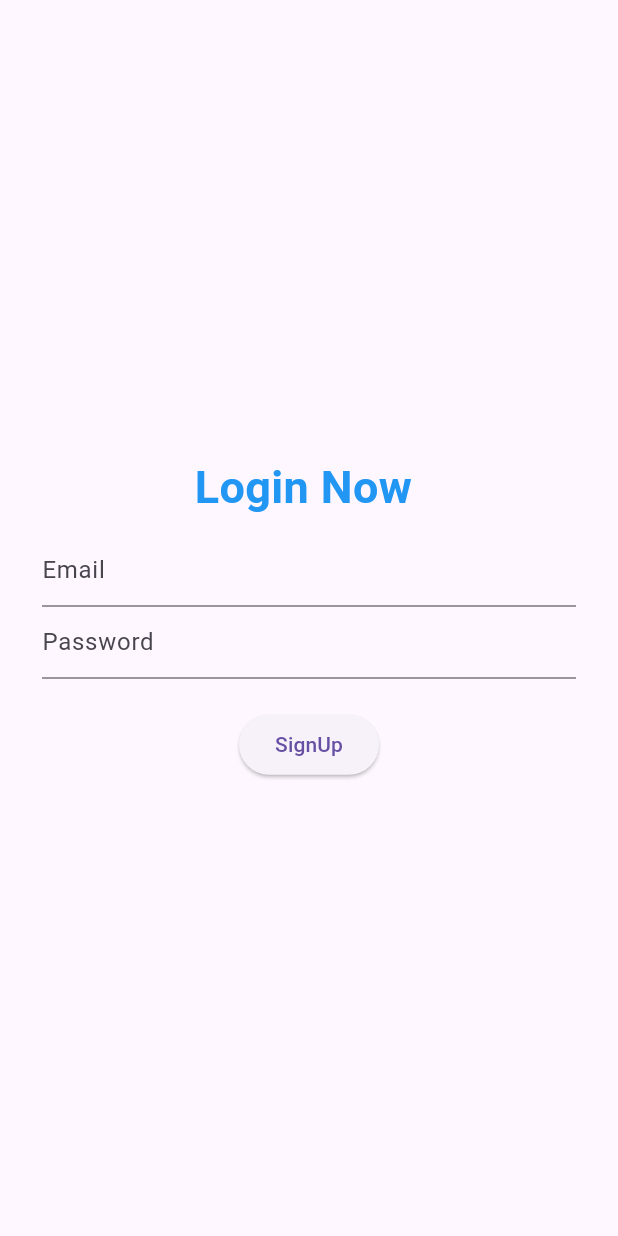
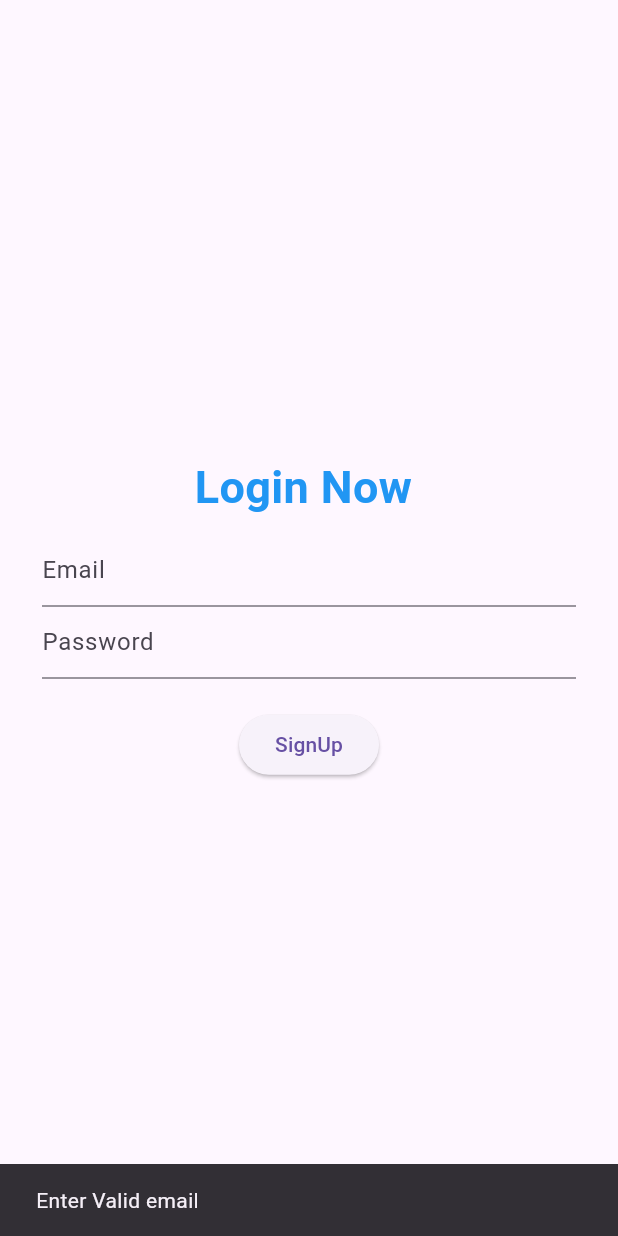
Before and after one commit to robindevelops/Learning-Bloc, a Flutter app: the LoginPage screen opened directly, after a tap on "SignUp", on a phone screen of 412 x 824 dp. Run offline on Flutter 3.47's test engine with Material 3 defaults, Android fonts, the phone set to English and light mode, and no system bars; our stand-ins replace bloc, flutter_bloc.

Commit message:
Bloc Implemented

```diff
--- a/lib/Inc_dec_page.dart
+++ b/lib/CubitFolder/Inc_dec_page.dart
@@ -1,5 +1,5 @@
 import 'package:flutter/material.dart';
-import 'package:flutter_application_1/cubit/counter_cubit.dart';
+import 'package:flutter_application_1/CubitFolder/cubit/counter_cubit.dart';
 import 'package:flutter_bloc/flutter_bloc.dart';
 
 class IncDecPage extends StatefulWidget {
--- a/lib/counter_page.dart
+++ b/lib/CubitFolder/counter_page.dart
@@ -1,6 +1,6 @@
 import 'package:flutter/material.dart';
-import 'package:flutter_application_1/Inc_dec_page.dart';
-import 'package:flutter_application_1/cubit/counter_cubit.dart';
+import 'package:flutter_application_1/CubitFolder/Inc_dec_page.dart';
+import 'package:flutter_application_1/CubitFolder/cubit/counter_cubit.dart';
 import 'package:flutter_bloc/flutter_bloc.dart';
 
 class CounterPage extends StatefulWidget {
@@ -17,7 +17,7 @@ class _CounterPageState extends State<CounterPage> {
 
     return Scaffold(
       appBar: AppBar(
-        title: Text('Counter App'),
+        title: const Text('Counter App'),
       ),
       body: Center(
         child: Column(
--- /dev/null
+++ b/lib/bloc/auth_bloc.dart
@@ -0,0 +1,25 @@
+// ignore_for_file: depend_on_referenced_packages
+
+import 'package:bloc/bloc.dart';
+import 'package:meta/meta.dart';
+
+part 'auth_event.dart';
+part 'auth_state.dart';
+
+class AuthBloc extends Bloc<AuthEvent, AuthState> {
+  AuthBloc() : super(AuthInitial()) {
+    on<LoginRequsted>(
+      (event, emit) {
+        final email = event.email;
+        final password = event.password;
+        if (!email.contains('@')) {
+          emit(AuthFailture("Enter Valid email"));
+        } else if (password.length < 6) {
+          emit(AuthFailture("Password is less Than 6"));
+        } else {
+          emit(AuthSuceess("Hurray Login Success"));
+        }
+      },
+    );
+  }
+}
--- /dev/null
+++ b/lib/bloc/auth_event.dart
@@ -0,0 +1,11 @@
+part of 'auth_bloc.dart';
+
+@immutable
+sealed class AuthEvent {}
+
+class LoginRequsted extends AuthEvent {
+  final String email;
+  final String password;
+
+  LoginRequsted({required this.email, required this.password});
+}
--- /dev/null
+++ b/lib/bloc/auth_state.dart
@@ -0,0 +1,18 @@
+part of 'auth_bloc.dart';
+
+@immutable
+sealed class AuthState {}
+
+final class AuthInitial extends AuthState {}
+
+class AuthFailture extends AuthState {
+  final String message;
+
+  AuthFailture(this.message);
+}
+
+class AuthSuceess extends AuthState {
+  final String message;
+
+  AuthSuceess(this.message);
+}
--- a/lib/login_screen.dart
+++ b/lib/login_screen.dart
@@ -1,7 +1,8 @@
 // ignore_for_file: prefer_const_constructors
 
 import 'package:flutter/material.dart';
-import 'package:flutter_application_1/cubit/counter_cubit.dart';
+import 'package:flutter_application_1/bloc/auth_bloc.dart';
+import 'package:flutter_bloc/flutter_bloc.dart';
 
 class LoginPage extends StatefulWidget {
   const LoginPage({super.key});
@@ -11,11 +12,30 @@ class LoginPage extends StatefulWidget {
 }
 
 class _LoginPageState extends State<LoginPage> {
-  final counterCubit = CounterCubit();
-
+  TextEditingController email = TextEditingController();
+  TextEditingController password = TextEditingController();
   @override
   Widget build(BuildContext context) {
-    return Scaffold(
+    final auth = BlocProvider.of<AuthBloc>(context);
+    return BlocListener<AuthBloc, AuthState>(
+      listener: (context, state) {
+        if (state is AuthFailture) {
+          ScaffoldMessenger.of(context).showSnackBar(
+            SnackBar(
+              content: Text(state.message),
+            ),
+          );
+        }
+        if (state is AuthSuceess) {
+          ScaffoldMessenger.of(context).showSnackBar(
+            SnackBar(
+              content: Text(state.message),
+              backgroundColor: Colors.green,
+            ),
+          );
+        }
+      },
+      child: Scaffold(
         body: Padding(
           padding: const EdgeInsets.symmetric(horizontal: 28.0),
           child: Column(
@@ -30,19 +50,26 @@ class _LoginPageState extends State<LoginPage> {
               ),
               SizedBox(height: 10),
               TextField(
+                controller: email,
                 decoration: InputDecoration(hintText: "Email"),
               ),
               TextField(
+                controller: password,
                 decoration: InputDecoration(hintText: "Password"),
               ),
               SizedBox(height: 20),
               ElevatedButton(
-              onPressed: () {},
+                onPressed: () {
+                  auth.add(
+                    LoginRequsted(email: email.text, password: password.text),
+                  );
+                },
                 child: Text("SignUp"),
               )
             ],
           ),
         ),
+      ),
     );
   }
 }
--- a/lib/main.dart
+++ b/lib/main.dart
@@ -1,6 +1,6 @@
 import 'package:flutter/material.dart';
-import 'package:flutter_application_1/counter_page.dart';
-import 'package:flutter_application_1/cubit/counter_cubit.dart';
+import 'package:flutter_application_1/bloc/auth_bloc.dart';
+import 'package:flutter_application_1/login_screen.dart';
 import 'package:flutter_bloc/flutter_bloc.dart';
 
 void main() {
@@ -14,12 +14,10 @@ class MyApp extends StatelessWidget {
   @override
   Widget build(BuildContext context) {
     return BlocProvider(
-      create: (BuildContext context) {
-        return CounterCubit();
-      },
+      create: (context) => AuthBloc(),
       child: const MaterialApp(
         debugShowCheckedModeBanner: false,
-        home: CounterPage(),
+        home: LoginPage(),
       ),
     );
   }
--- a/pubspec.yaml
+++ b/pubspec.yaml
@@ -38,6 +38,7 @@ dependencies:
   # Use with the CupertinoIcons class for iOS style icons.
   cupertino_icons: ^1.0.2
   flutter_bloc: ^8.1.3
+  bloc: ^8.1.2
 
 dev_dependencies:
   flutter_test:
```
Also changed, not shown: lib/CubitFolder/cubit/counter_cubit.dart (renamed from lib/cubit/counter_cubit.dart), lib/CubitFolder/cubit/counter_state.dart (renamed from lib/cubit/counter_state.dart), pubspec.lock. Lines whose indentation alone changed are shown as unchanged.
